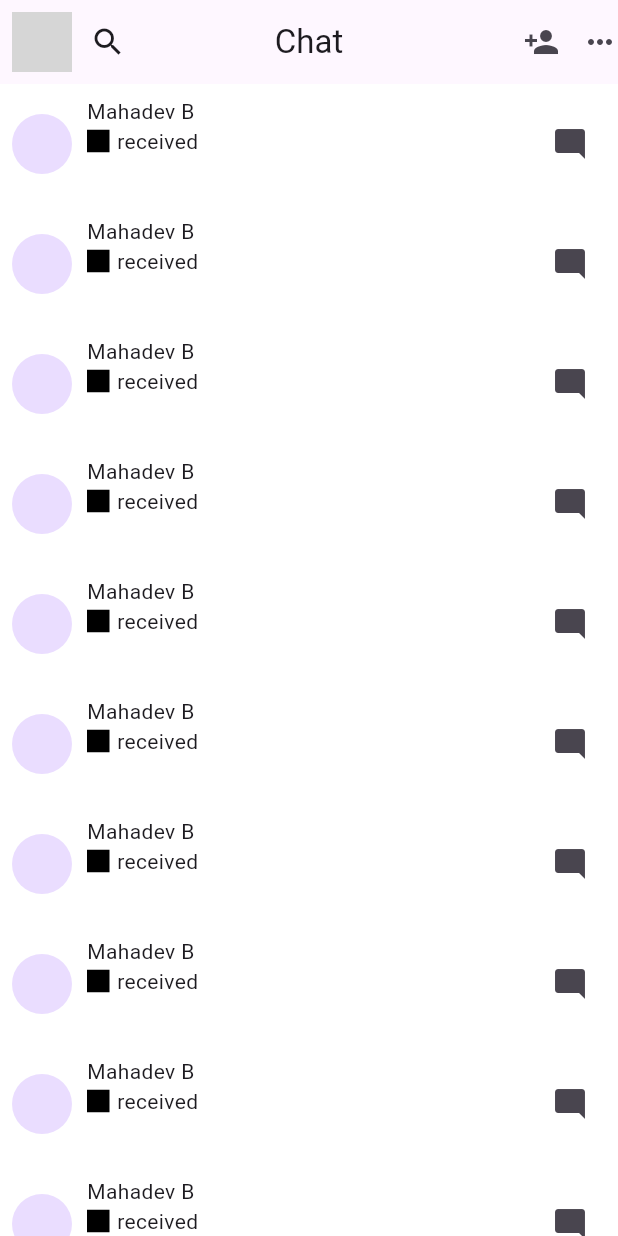
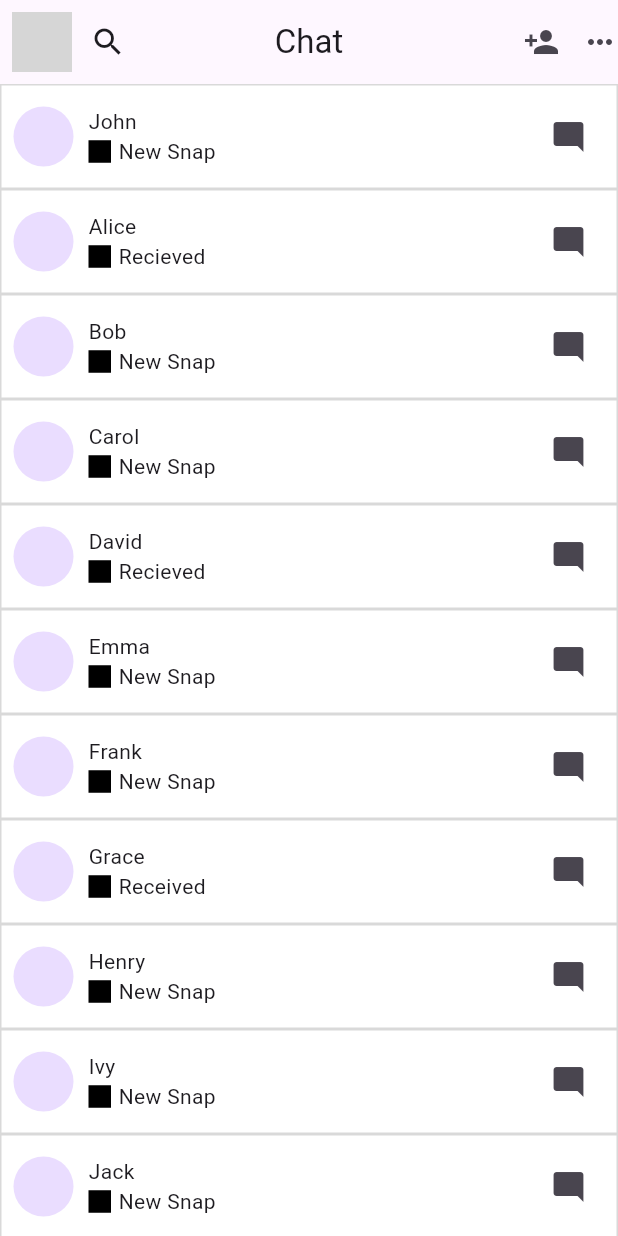
Before and after one commit to MahadevBiniraj/snap_chat, a Flutter app: the Chatscreen screen opened directly, on a phone screen of 412 x 824 dp. Run offline on Flutter 3.47's test engine with Material 3 defaults, Android fonts, the phone set to English and light mode, and no system bars; network calls fail; grey boxes are pictures that could not be loaded.

Commit message:
chat screen updated

```diff
--- /dev/null
+++ b/lib/controller/chat_screencontroller.dart
@@ -0,0 +1,21 @@
+import 'package:snapchat/model/chatscreen_models/chatscreenmodel.dart';
+
+class Homechat {
+  static List<Chatmodel> chatModels = [
+    Chatmodel(name: 'John', newsnap: 'New Snap', propic: 'propic1.jpg'),
+    Chatmodel(name: 'Alice', newsnap: 'Recieved', propic: 'propic2.jpg'),
+    Chatmodel(name: 'Bob', newsnap: 'New Snap', propic: 'propic3.jpg'),
+    Chatmodel(name: 'Carol', newsnap: 'New Snap', propic: 'propic4.jpg'),
+    Chatmodel(name: 'David', newsnap: 'Recieved', propic: 'propic5.jpg'),
+    Chatmodel(name: 'Emma', newsnap: 'New Snap', propic: 'propic6.jpg'),
+    Chatmodel(name: 'Frank', newsnap: 'New Snap', propic: 'propic7.jpg'),
+    Chatmodel(name: 'Grace', newsnap: 'Received', propic: 'propic8.jpg'),
+    Chatmodel(name: 'Henry', newsnap: 'New Snap', propic: 'propic9.jpg'),
+    Chatmodel(name: 'Ivy', newsnap: 'New Snap', propic: 'propic10.jpg'),
+    Chatmodel(name: 'Jack', newsnap: 'New Snap', propic: 'propic11.jpg'),
+    Chatmodel(name: 'Katie', newsnap: 'New Snap', propic: 'propic12.jpg'),
+    Chatmodel(name: 'Liam', newsnap: 'Received', propic: 'propic13.jpg'),
+    Chatmodel(name: 'Mia', newsnap: 'New Snap', propic: 'propic14.jpg'),
+    Chatmodel(name: 'Noah', newsnap: 'New Snap', propic: 'propic15.jpg'),
+  ];
+}
--- a/lib/main.dart
+++ b/lib/main.dart
@@ -3,7 +3,7 @@ import 'package:flutter/material.dart';
 import 'package:snapchat/view/snap_chatlogin/snap_chatlogin.dart';
 
 void main() {
-  runApp(Myapp());
+  runApp(const Myapp());
 }
 
 class Myapp extends StatelessWidget {
--- /dev/null
+++ b/lib/model/chatscreen_models/chatscreenmodel.dart
@@ -0,0 +1,10 @@
+class Chatmodel {
+  String name;
+  String newsnap;
+  String propic;
+  Chatmodel({
+    required this.name,
+    required this.newsnap,
+    required this.propic,
+  });
+}
--- a/lib/view/chat_screen/widgets/accounts.dart
+++ b/lib/view/chat_screen/widgets/accounts.dart
@@ -1,5 +1,7 @@
 import 'package:flutter/material.dart';
 import 'package:flutter/widgets.dart';
+import 'package:snapchat/controller/chat_screencontroller.dart';
+import 'package:snapchat/core/constant_colors/color_constants.dart';
 
 class Accounts extends StatelessWidget {
   const Accounts({super.key});
@@ -9,8 +11,11 @@ class Accounts extends StatelessWidget {
     return ListView.builder(
       itemCount: 15,
       itemBuilder: (context, index) => Container(
-        height: 80,
+        padding: EdgeInsets.symmetric(vertical: 2),
         width: double.infinity,
+        decoration: BoxDecoration(
+          border: Border.all(color: Colorconstants.textgrey.withOpacity(0.3)),
+        ),
         child: Padding(
           padding: const EdgeInsets.all(8.0),
           child: Row(
@@ -23,7 +28,9 @@ class Accounts extends StatelessWidget {
                 child: Column(
                   crossAxisAlignment: CrossAxisAlignment.start,
                   children: [
-                    Text("Mahadev B"),
+                    Text(
+                      Homechat.chatModels[index].name,
+                    ),
                     Row(
                       children: [
                         Container(
@@ -34,7 +41,7 @@ class Accounts extends StatelessWidget {
                         SizedBox(
                           width: 5,
                         ),
-                        Text("received")
+                        Text(Homechat.chatModels[index].newsnap)
                       ],
                     )
                   ],
```
Also changed, not shown: 1 other file.
